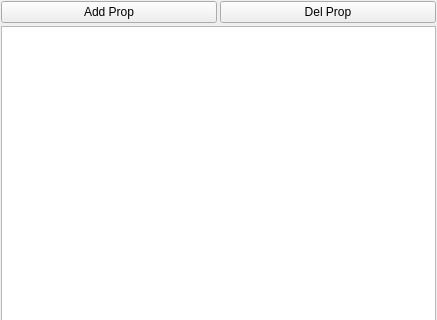
Old version of the form Net/DictProps_Widget.ui in the repository break11/AutoStorage; both pictures show x 0 to 437 and y 0 to 320 of the 437 by 682 pixel window.
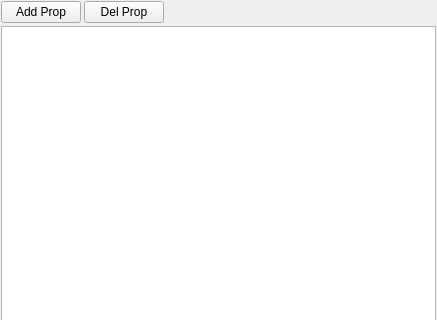
New version of the form. Icons and pictures are not drawn.

```diff
--- a/Net/DictProps_Widget.ui
+++ b/Net/DictProps_Widget.ui
@@ -59,6 +59,19 @@
        </property>
       </widget>
      </item>
+     <item>
+      <spacer name="horizontalSpacer">
+       <property name="orientation">
+        <enum>Qt::Horizontal</enum>
+       </property>
+       <property name="sizeHint" stdset="0">
+        <size>
+         <width>40</width>
+         <height>20</height>
+        </size>
+       </property>
+      </spacer>
+     </item>
     </layout>
    </item>
    <item>
```
Left out of the diff: 6 changed lines with no effect on the pictures.
